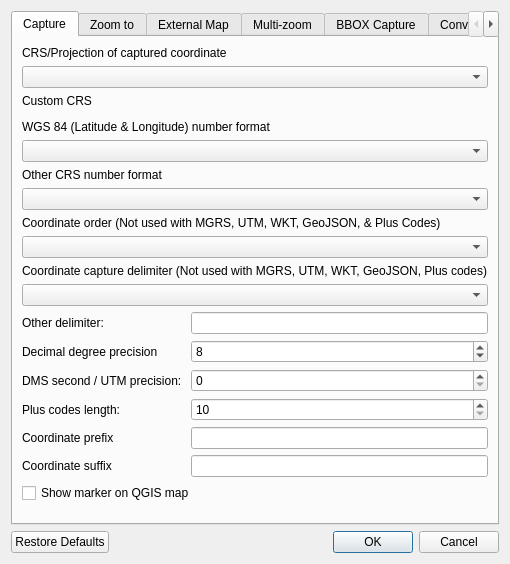
NationalSecurityAgency/qgis-latlontools-plugin, file ui/latLonSettings.ui: the form before one commit.
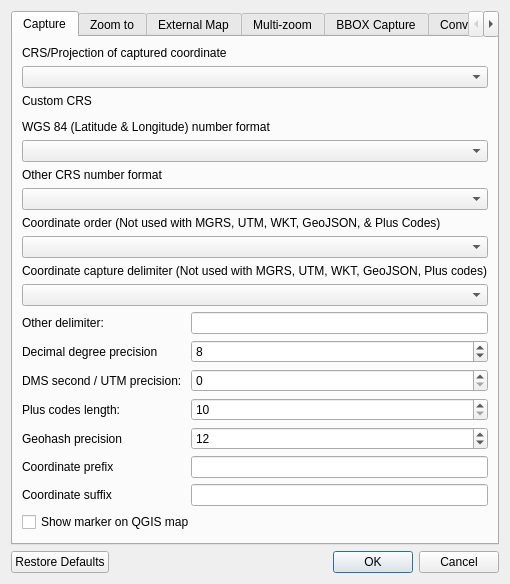
The form after the commit. Custom widgets are drawn as their Qt base class.

Commit message: added geohash support

Patch:
```diff
--- a/ui/latLonSettings.ui
+++ b/ui/latLonSettings.ui
@@ -7,7 +7,7 @@
     <x>0</x>
     <y>0</y>
     <width>479</width>
-    <height>564</height>
+    <height>578</height>
    </rect>
   </property>
   <property name="windowTitle">
@@ -150,26 +150,46 @@
            </property>
           </widget>
          </item>
-         <item row="4" column="0">
+         <item row="5" column="0">
           <widget class="QLabel" name="label_28">
            <property name="text">
             <string>Coordinate prefix</string>
            </property>
           </widget>
          </item>
-         <item row="5" column="0">
+         <item row="6" column="0">
           <widget class="QLabel" name="label_29">
            <property name="text">
             <string>Coordinate suffix</string>
            </property>
           </widget>
          </item>
-         <item row="4" column="1">
+         <item row="5" column="1">
           <widget class="QLineEdit" name="capturePrefixLineEdit"/>
          </item>
-         <item row="5" column="1">
+         <item row="6" column="1">
           <widget class="QLineEdit" name="captureSuffixLineEdit"/>
          </item>
+         <item row="4" column="0">
+          <widget class="QLabel" name="label_41">
+           <property name="text">
+            <string>Geohash precision</string>
+           </property>
+          </widget>
+         </item>
+         <item row="4" column="1">
+          <widget class="QSpinBox" name="captureGeohashSpinBox">
+           <property name="minimum">
+            <number>1</number>
+           </property>
+           <property name="maximum">
+            <number>30</number>
+           </property>
+           <property name="value">
+            <number>12</number>
+           </property>
+          </widget>
+         </item>
         </layout>
        </item>
        <item>
```
Left out of the diff: 28 changed lines with no effect on the pictures. The commit also changes 18 other files.
